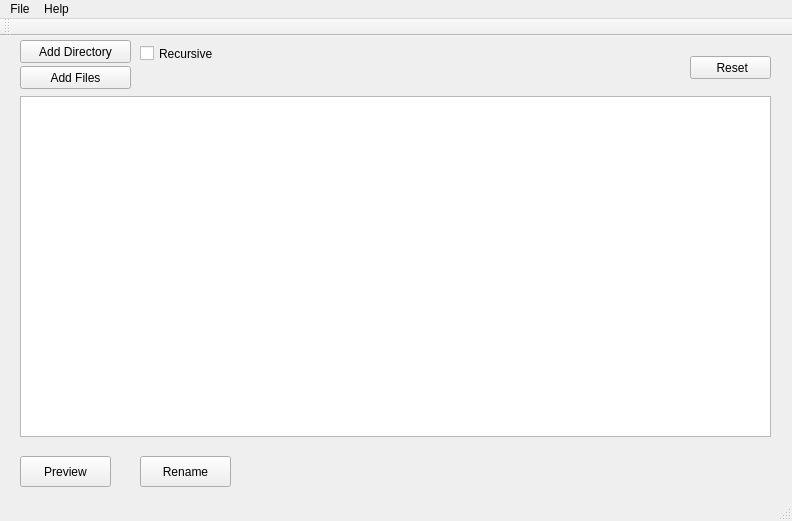
This is src/mainwindow.ui in metamorphose/metamorphose3 as Qt 5 draws it before an edit. The edited form follows.
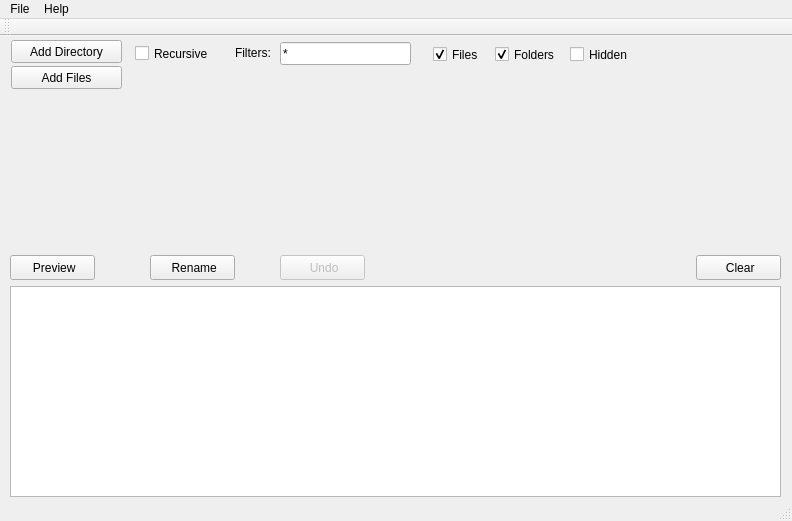
This is the edited form. Icons and pictures are not drawn.

Patch:
```diff
--- a/src/mainwindow.ui
+++ b/src/mainwindow.ui
@@ -17,24 +17,33 @@
    <widget class="QTableView" name="tableView">
     <property name="geometry">
      <rect>
-      <x>20</x>
-      <y>60</y>
-      <width>751</width>
-      <height>341</height>
+      <x>10</x>
+      <y>250</y>
+      <width>771</width>
+      <height>211</height>
      </rect>
     </property>
+    <property name="alternatingRowColors">
+     <bool>true</bool>
+    </property>
+    <property name="selectionMode">
+     <enum>QAbstractItemView::ExtendedSelection</enum>
+    </property>
+    <property name="selectionBehavior">
+     <enum>QAbstractItemView::SelectRows</enum>
+    </property>
    </widget>
    <widget class="QPushButton" name="previewButton">
     <property name="geometry">
      <rect>
-      <x>20</x>
-      <y>420</y>
-      <width>91</width>
-      <height>31</height>
+      <x>10</x>
+      <y>219</y>
+      <width>85</width>
+      <height>25</height>
      </rect>
     </property>
     <property name="text">
-     <string>Preview</string>
+     <string> Preview</string>
     </property>
     <property name="icon">
      <iconset theme="go-next">
@@ -48,14 +57,14 @@
     </property>
     <property name="geometry">
      <rect>
-      <x>140</x>
-      <y>420</y>
-      <width>91</width>
-      <height>31</height>
+      <x>150</x>
+      <y>219</y>
+      <width>85</width>
+      <height>25</height>
      </rect>
     </property>
     <property name="text">
-     <string>Rename</string>
+     <string> Rename</string>
     </property>
     <property name="icon">
      <iconset theme="system-run">
@@ -66,7 +75,7 @@
    <widget class="QPushButton" name="addDirButton">
     <property name="geometry">
      <rect>
-      <x>20</x>
+      <x>11</x>
       <y>4</y>
       <width>111</width>
       <height>23</height>
@@ -79,7 +88,7 @@
    <widget class="QCheckBox" name="recursiveCheckBox">
     <property name="geometry">
      <rect>
-      <x>140</x>
+      <x>135</x>
       <y>7</y>
       <width>91</width>
       <height>21</height>
@@ -95,7 +104,7 @@
     </property>
     <property name="geometry">
      <rect>
-      <x>20</x>
+      <x>11</x>
       <y>30</y>
       <width>111</width>
       <height>23</height>
@@ -108,17 +117,120 @@
    <widget class="QPushButton" name="resetButton">
     <property name="geometry">
      <rect>
-      <x>690</x>
-      <y>20</y>
-      <width>81</width>
+      <x>696</x>
+      <y>219</y>
+      <width>85</width>
+      <height>25</height>
+     </rect>
+    </property>
+    <property name="text">
+     <string> Clear</string>
+    </property>
+    <property name="icon">
+     <iconset theme="edit-clear">
+      <normaloff/>
+     </iconset>
+    </property>
+   </widget>
+   <widget class="QLineEdit" name="filtersEdit">
+    <property name="geometry">
+     <rect>
+      <x>280</x>
+      <y>6</y>
+      <width>131</width>
       <height>23</height>
      </rect>
     </property>
     <property name="text">
-     <string> Reset</string>
+     <string>*</string>
+    </property>
+   </widget>
+   <widget class="QLabel" name="filterLabel">
+    <property name="geometry">
+     <rect>
+      <x>235</x>
+      <y>9</y>
+      <width>41</width>
+      <height>16</height>
+     </rect>
+    </property>
+    <property name="text">
+     <string>Filters:</string>
+    </property>
+   </widget>
+   <widget class="QCheckBox" name="filesCheckBox">
+    <property name="enabled">
+     <bool>true</bool>
+    </property>
+    <property name="geometry">
+     <rect>
+      <x>433</x>
+      <y>8</y>
+      <width>61</width>
+      <height>21</height>
+     </rect>
+    </property>
+    <property name="text">
+     <string>Files</string>
+    </property>
+    <property name="checked">
+     <bool>true</bool>
+    </property>
+   </widget>
+   <widget class="QCheckBox" name="foldersCheckBox">
+    <property name="enabled">
+     <bool>true</bool>
+    </property>
+    <property name="geometry">
+     <rect>
+      <x>495</x>
+      <y>8</y>
+      <width>71</width>
+      <height>21</height>
+     </rect>
+    </property>
+    <property name="text">
+     <string>Folders</string>
+    </property>
+    <property name="checked">
+     <bool>true</bool>
+    </property>
+   </widget>
+   <widget class="QPushButton" name="undoButton">
+    <property name="enabled">
+     <bool>false</bool>
+    </property>
+    <property name="geometry">
+     <rect>
+      <x>280</x>
+      <y>219</y>
+      <width>85</width>
+      <height>25</height>
+     </rect>
+    </property>
+    <property name="text">
+     <string> Undo</string>
     </property>
     <property name="icon">
-     <iconset theme="view-refresh"/>
+     <iconset theme="edit-undo">
+      <normaloff/>
+     </iconset>
+    </property>
+   </widget>
+   <widget class="QCheckBox" name="hiddenCheckBox">
+    <property name="geometry">
+     <rect>
+      <x>570</x>
+      <y>8</y>
+      <width>71</width>
+      <height>21</height>
+     </rect>
+    </property>
+    <property name="toolTip">
+     <string/>
+    </property>
+    <property name="text">
+     <string>Hidden</string>
     </property>
    </widget>
   </widget>
```
Left out of the diff: 5 changed lines with no effect on the pictures.
